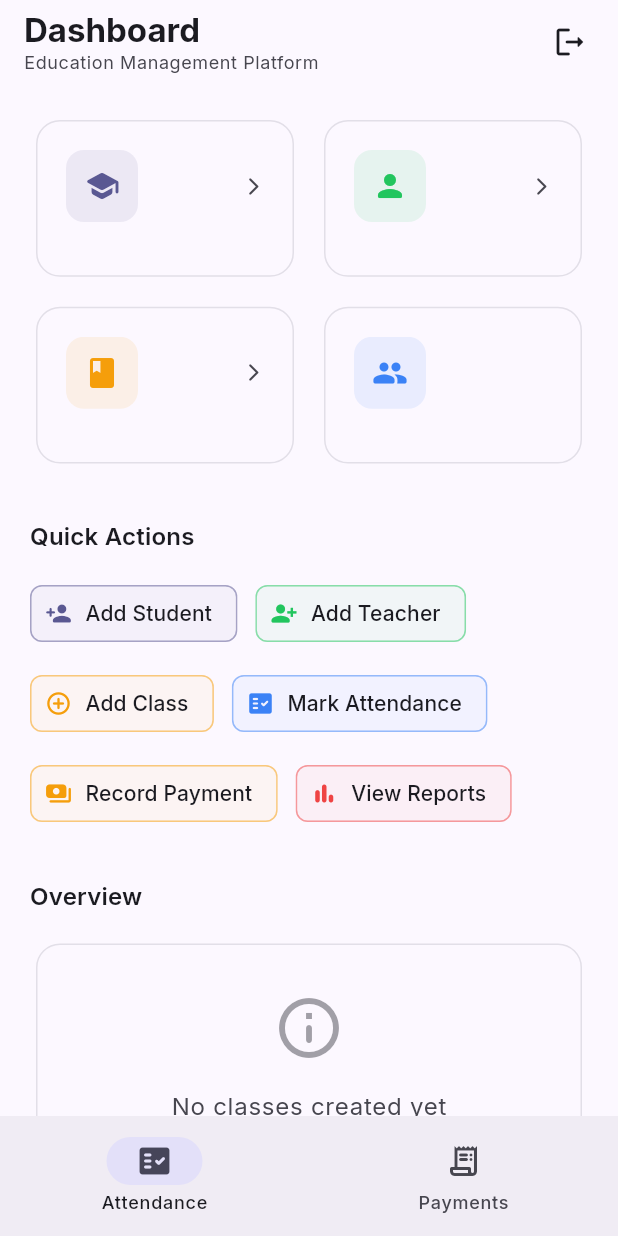
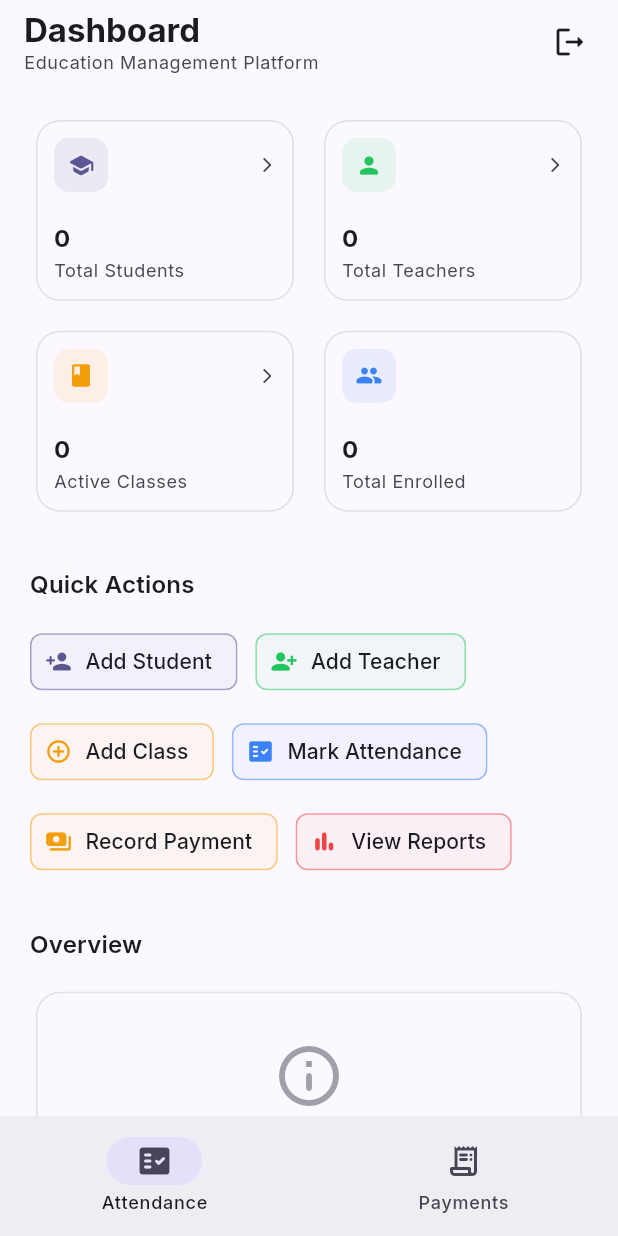
Before and after one commit to CSWanigasooriya/ledger, a Flutter app: the DashboardScreen screen opened by its route, on a phone screen of 412 x 824 dp. Run offline on Flutter 3.47's test engine with Material 3 defaults, Android fonts, the phone set to English and light mode, and no system bars; our stand-ins replace cloud_firestore, firebase_auth, firebase_core, fl_chart, go_router, google_fonts and 4 more; missing offline and left inert: mobile_scanner; accounts and stored records are empty; network calls fail.

```diff
--- a/lib/core/router/app_router.dart
+++ b/lib/core/router/app_router.dart
@@ -36,6 +36,9 @@ class AppRouter {
       initialLocation: '/dashboard',
       refreshListenable: authProvider,
       redirect: (context, state) {
+        // While auth is still initializing, don't redirect
+        if (!authProvider.isInitialized) return null;
+
         final isAuthenticated = authProvider.isAuthenticated;
         final isUnauthorized = authProvider.isUnauthorized;
         final isLoginRoute = state.matchedLocation == '/login';
--- a/lib/core/widgets/stat_card.dart
+++ b/lib/core/widgets/stat_card.dart
@@ -33,60 +33,53 @@ class StatCard extends StatelessWidget {
         onTap: onTap,
         borderRadius: BorderRadius.circular(16),
         child: Padding(
-          padding: const EdgeInsets.all(20),
-          child: SingleChildScrollView(
-            physics: const NeverScrollableScrollPhysics(),
+          padding: const EdgeInsets.all(12),
           child: Column(
-              mainAxisSize: MainAxisSize.min,
             crossAxisAlignment: CrossAxisAlignment.start,
             children: [
               Row(
                 children: [
                   Container(
-                      width: 48,
-                      height: 48,
+                    width: 36,
+                    height: 36,
                     decoration: BoxDecoration(
                       color: effectiveBgColor,
-                        borderRadius: BorderRadius.circular(12),
+                      borderRadius: BorderRadius.circular(10),
                     ),
-                      child: Icon(icon, color: effectiveIconColor, size: 24),
+                    child: Icon(icon, color: effectiveIconColor, size: 18),
                   ),
                   const Spacer(),
                   if (onTap != null)
                     Icon(
                       Icons.arrow_forward_ios_rounded,
-                        size: 14,
+                      size: 12,
                       color: colorScheme.onSurfaceVariant,
                     ),
                 ],
               ),
-                const SizedBox(height: 12),
-                FittedBox(
-                  fit: BoxFit.scaleDown,
-                  child: Text(
+              const Spacer(),
+              Text(
                 value,
-                    style: theme.textTheme.headlineMedium?.copyWith(
+                style: theme.textTheme.titleMedium?.copyWith(
                   fontWeight: FontWeight.w700,
                   color: colorScheme.onSurface,
                 ),
               ),
-                ),
-                const SizedBox(height: 4),
+              const SizedBox(height: 2),
               Text(
                 title,
-                  style: theme.textTheme.bodyMedium?.copyWith(
+                style: theme.textTheme.bodySmall?.copyWith(
                   color: colorScheme.onSurfaceVariant,
                 ),
                 maxLines: 1,
                 overflow: TextOverflow.ellipsis,
               ),
               if (subtitle != null) ...[
-                  const SizedBox(height: 4),
+                const SizedBox(height: 2),
                 Text(
                   subtitle!,
-                    style: theme.textTheme.bodySmall?.copyWith(
-                      color:
-                          colorScheme.onSurfaceVariant.withValues(alpha: 0.7),
+                  style: theme.textTheme.labelSmall?.copyWith(
+                    color: colorScheme.onSurfaceVariant.withValues(alpha: 0.7),
                   ),
                   maxLines: 1,
                   overflow: TextOverflow.ellipsis,
@@ -96,7 +89,6 @@ class StatCard extends StatelessWidget {
           ),
         ),
       ),
-      ),
     );
   }
 }
--- a/lib/models/app_user.dart
+++ b/lib/models/app_user.dart
@@ -3,7 +3,8 @@ import 'package:cloud_firestore/cloud_firestore.dart';
 enum UserRole {
   admin,
   teacher,
-  marker;
+  marker,
+  pending;
 
   String get displayName {
     switch (this) {
@@ -13,6 +14,8 @@ enum UserRole {
         return 'Teacher';
       case UserRole.marker:
         return 'Attendance Marker';
+      case UserRole.pending:
+        return 'Pending';
     }
   }
 
@@ -40,6 +43,7 @@ class AppUser {
   bool get isAdmin => role == UserRole.admin;
   bool get isTeacher => role == UserRole.teacher;
   bool get isMarker => role == UserRole.marker;
+  bool get isPending => role == UserRole.pending;
 
   Map<String, dynamic> toMap() {
     return {
--- a/lib/screens/dashboard/dashboard_screen.dart
+++ b/lib/screens/dashboard/dashboard_screen.dart
@@ -58,8 +58,8 @@ class DashboardScreen extends StatelessWidget {
                 final crossAxisCount = constraints.maxWidth > 900
                     ? 4
                     : constraints.maxWidth > 600
-                    ? 2
-                    : 2;
+                        ? 2
+                        : 2;
                 return _buildStatsGrid(context, crossAxisCount);
               },
             ),
@@ -135,7 +135,7 @@ class DashboardScreen extends StatelessWidget {
           physics: const NeverScrollableScrollPhysics(),
           mainAxisSpacing: 12,
           crossAxisSpacing: 12,
-          childAspectRatio: 1.6,
+          childAspectRatio: crossAxisCount >= 4 ? 2.6 : 1.4,
           children: stats,
         );
       },
```
Also changed, not shown: lib/providers/auth_provider.dart (+29 -5 lines), lib/screens/classes/class_form_screen.dart (+15 -5 lines), lib/screens/expenses/expense_form_screen.dart (+7 -1 lines), lib/screens/payments/class_payment_screen.dart (+25 -13 lines), lib/screens/payments/teacher_payment_screen.dart (+34 -18 lines), lib/screens/settings/user_management_screen.dart (+28 -7 lines), lib/screens/students/student_form_screen.dart (+4 -5 lines), lib/screens/teachers/teacher_detail_screen.dart (+3 -7 lines), lib/screens/teachers/teacher_form_screen.dart (+3 -8 lines). Lines whose indentation alone changed are shown as unchanged.
